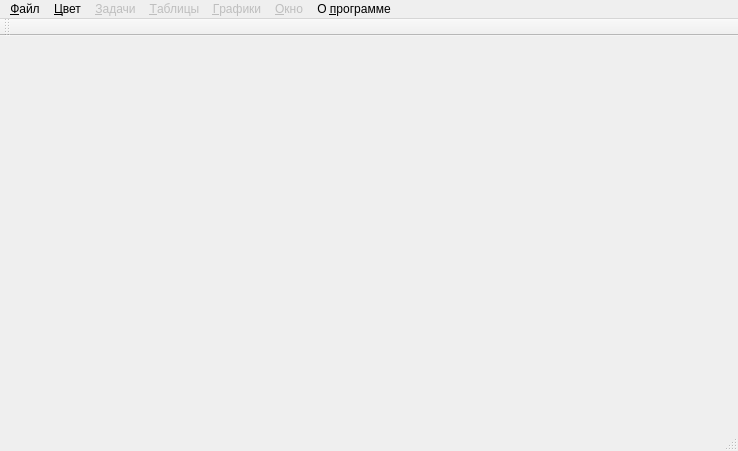
Qt form mainwindow.ui (Turch1993/burya) before a commit.
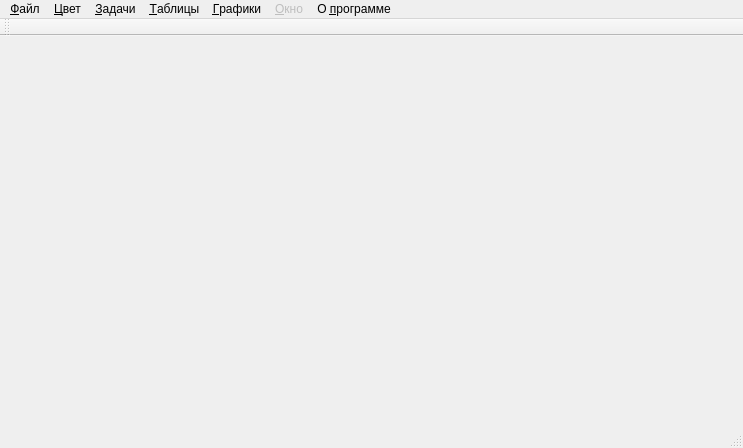
The same form after that commit.

```diff
--- a/mainwindow.ui
+++ b/mainwindow.ui
@@ -6,8 +6,8 @@
    <rect>
     <x>0</x>
     <y>0</y>
-    <width>738</width>
-    <height>451</height>
+    <width>743</width>
+    <height>448</height>
    </rect>
   </property>
   <property name="windowTitle">
@@ -19,7 +19,7 @@
     <rect>
      <x>0</x>
      <y>0</y>
-     <width>738</width>
+     <width>743</width>
      <height>21</height>
     </rect>
    </property>
@@ -52,7 +52,7 @@
    </widget>
    <widget class="QMenu" name="menuTasks">
     <property name="enabled">
-     <bool>false</bool>
+     <bool>true</bool>
     </property>
     <property name="title">
      <string>&amp;Задачи</string>
@@ -74,7 +74,7 @@
    </widget>
    <widget class="QMenu" name="menuTables">
     <property name="enabled">
-     <bool>false</bool>
+     <bool>true</bool>
     </property>
     <property name="title">
      <string>&amp;Таблицы</string>
@@ -90,7 +90,7 @@
    </widget>
    <widget class="QMenu" name="menuGraphics">
     <property name="enabled">
-     <bool>false</bool>
+     <bool>true</bool>
     </property>
     <property name="title">
      <string>&amp;Графики</string>
```
Left out of the diff: 44 changed lines with no effect on the pictures.
